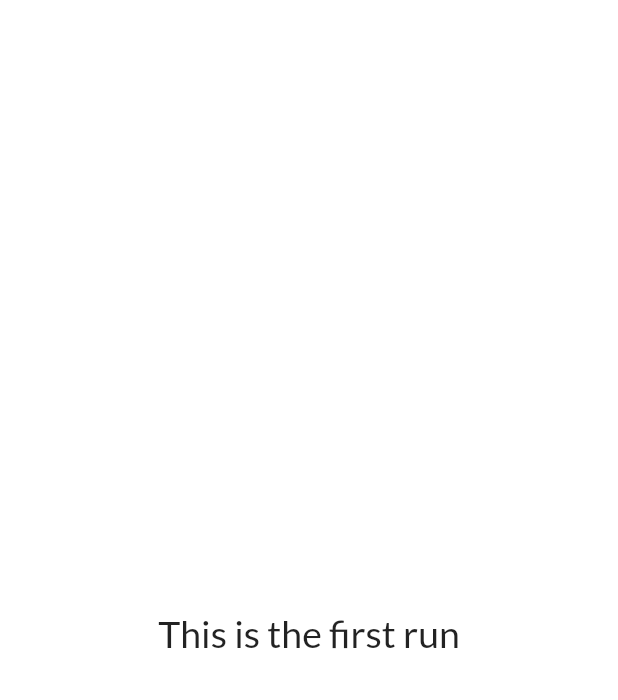
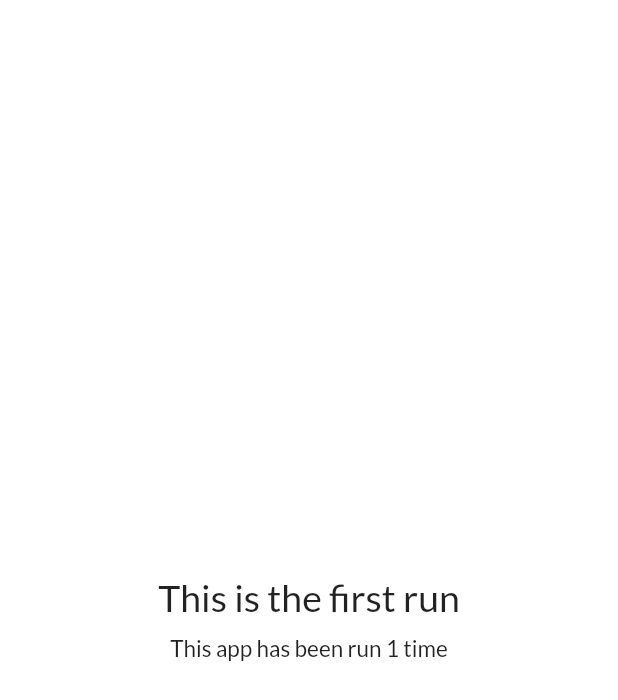
Before and after one commit to shalim-khan/flutter-first-run, a Flutter app: the screen it shows after launch, on a phone screen of 412 x 824 dp. Shown: the top 700 px of the screen. Run offline on Flutter 3.47's test engine with Material 2 defaults, Android fonts, the light colour scheme and no system bars; our stand-ins replace google_fonts, hive_flutter; accounts and stored records are empty.

Commit message:
Now includes a run count

```diff
--- a/flutter_first_run/lib/main.dart
+++ b/flutter_first_run/lib/main.dart
@@ -3,21 +3,27 @@ import 'package:google_fonts/google_fonts.dart';
 import 'package:hive_flutter/hive_flutter.dart';
 
 var displayText = "";
+var subText = "";
+var subtextSuffix = "s";
 
 void main() async {
   await Hive.initFlutter();
-  await Hive.openBox('flutter-first-run-three'); // increment this to reset first run status for testing
-  var box = Hive.box('flutter-first-run-three');
+  await Hive.openBox('flutter-first-run-four'); // increment this to reset first run status for testing
+  var box = Hive.box('flutter-first-run-four');
 
-  var hasBeenRunBefore = box.get('hasBeenRunBefore');
-  if (hasBeenRunBefore == null) {
-    // FIRST RUN
-    box.put('hasBeenRunBefore', 'yes');
+  var runCount = box.get('runCount', defaultValue: 0);
+  runCount++;
+  box.put('runCount', runCount);
+
+  if (runCount == 1) {
     displayText = "This is the first run";
+    subtextSuffix = "";
   } else {
-    // NOT FIRST RUN
     displayText = "This is NOT the first run";
   }
+
+  subText = "This app has been run $runCount time$subtextSuffix";
+
   runApp(CleanApp(home: HomePage()));
 }
 
@@ -30,12 +36,20 @@ class HomePage extends StatelessWidget {
           mainAxisAlignment: MainAxisAlignment.center,
           children: [
             // AnimatedRocketShip(),
-            SizedBox(height: 20),
+            // SizedBox(height: 20),
             Text(
               displayText,
               textAlign: TextAlign.center,
               style: GoogleFonts.lato(
                 fontSize: 25,
+              ),
+            ),
+            SizedBox(height: 10),
+            Text(
+              subText,
+              textAlign: TextAlign.center,
+              style: GoogleFonts.lato(
+                fontSize: 15,
               ),
             ),
           ],
```
